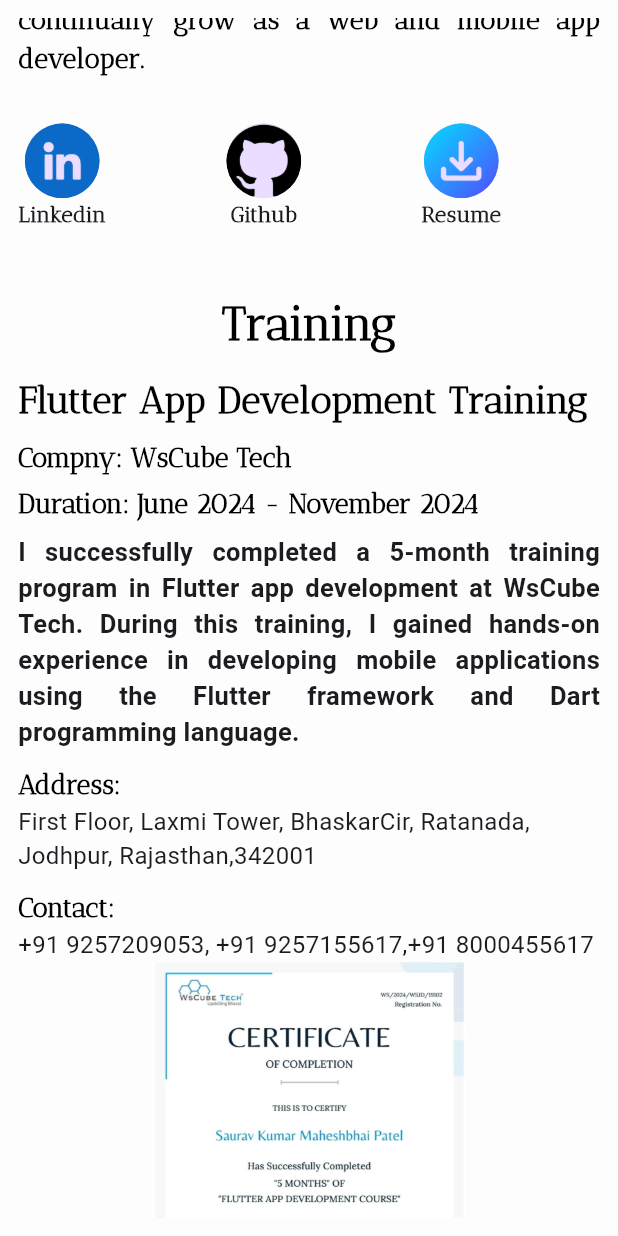
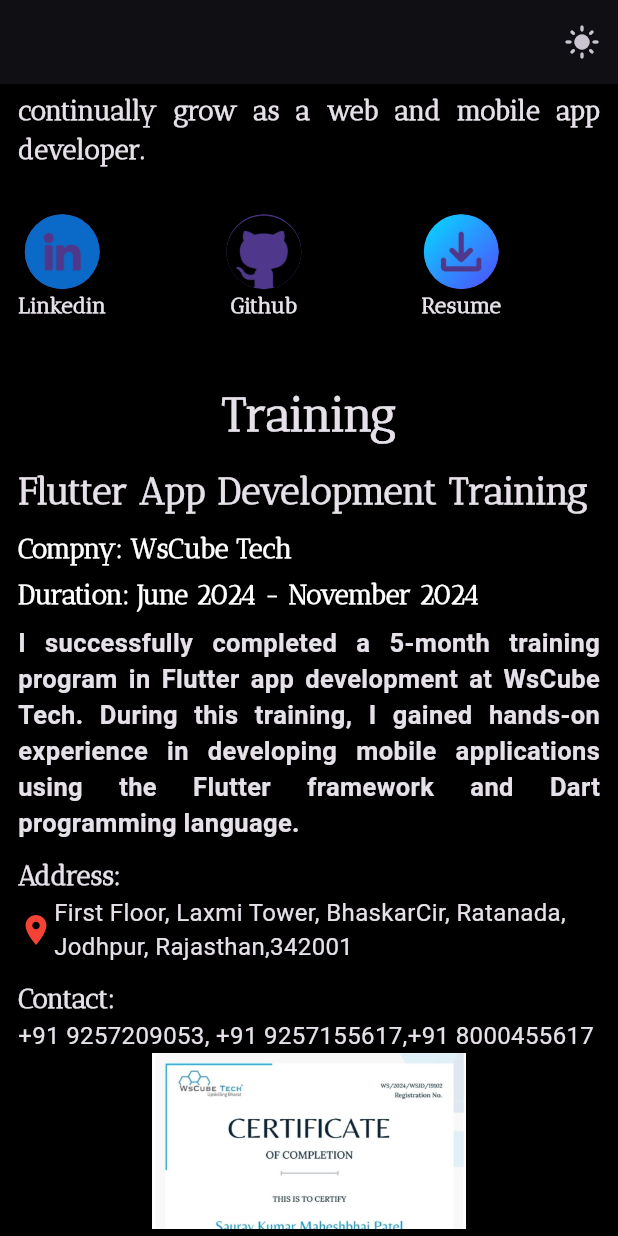
Before and after one commit to SauravPatel31/portfolio, a Flutter app: the HomePage screen opened directly, scrolled down 576 dp, after a tap on "Resume", on a phone screen of 412 x 824 dp. Run offline on Flutter 3.47's test engine with Material 3 defaults, Android fonts, the phone set to English and light mode, and no system bars; drawn by our look-alikes of animated_text_kit, avatar_glow, carousel_slider; our stand-ins replace percent_indicator, shared_preferences; missing offline and left inert: flutter_animated_button; accounts and stored records are empty; project files that could hold a hidden picture were left out.

Commit message:
theme manage and add footer

```diff
--- a/lib/home_page.dart
+++ b/lib/home_page.dart
@@ -1,16 +1,18 @@
 import 'package:carousel_slider/carousel_slider.dart';
 import 'package:flutter/material.dart';
+import 'package:portfolio/theme_provider.dart';
 
 import 'package:portfolio/utils/custome_widget.dart';
 import 'package:portfolio/utils/projects_page.dart';
 import 'package:portfolio/utils/styling.dart';
+import 'package:provider/provider.dart';
 
 class HomePage extends StatefulWidget {
   @override
-  _HomePageState createState() => _HomePageState();
+  HomePageState createState() =>HomePageState();
 }
 
-class _HomePageState extends State<HomePage> with SingleTickerProviderStateMixin {
+class HomePageState extends State<HomePage> with SingleTickerProviderStateMixin {
   late AnimationController _controller;
   late Animation<double> _fadeInAnimation;
 
@@ -36,14 +38,23 @@
 
   @override
   Widget build(BuildContext context) {
+    bool isValue =context.watch<ThemeProvider>().getThemeValue();
+    bool isDark =Theme.of(context).brightness==Brightness.dark;
     return Scaffold(
-        //backgroundColor:Colors.black,
-      backgroundColor: Color(0xffFDFDFD),
+      backgroundColor: isDark?Colors.black:Color(0xfff5f3f4),
+      appBar: AppBar(
+        backgroundColor: isDark?Colors.black:Color(0xfff5f3f4),
+        actions: [
+        IconButton(
+      tooltip: isValue?"Dark Mode":"Light Mode",
+          onPressed: ()async{
+            context.read<ThemeProvider>().changeThemeValue(newValue: isValue=!isValue);
+          }, icon: Icon(isDark? Icons.light_mode:Icons.dark_mode))
+        ],
+      ),
       body: MediaQuery.of(context).orientation == Orientation.landscape ? _buildLandscapeLayout() : _buildPortraitLayout(),
-
     );
   }
-
   /// Landscape layout
   Widget _buildLandscapeLayout() {
     return Padding(
@@ -61,7 +72,7 @@
                   /// Details
                   Expanded(
                     flex: 2,
-                    child: CustomeWidget().details(),
+                    child: CustomWidget().details(context),
                   ),
                   /// Profile image
                   Expanded(
@@ -97,24 +108,28 @@
                     autoPlay: true,
                     autoPlayInterval: const Duration(seconds: 3),
                   ),
-                  items: CustomeWidget().imageList,
+                  items: CustomWidget().imageList,
                 ),
               ),
               const SizedBox(width: 10),
               Expanded(
                 flex: 2,
-                child: CustomeWidget().trainingDetails(),
+                child: CustomWidget().trainingDetails(context),
               ),
             ],
           ),
           const SizedBox(height: 18),
           /// Skills Section
           _buildSectionHeader("Skills"),
-          CustomeWidget().skillsDetails(),
+          CustomWidget().skillsDetails(),
           const SizedBox(height: 18),
           /// Projects Section
           _buildSectionHeader("Projects"),
           ProjectCardWidget(context: context),
+          const SizedBox(height: 18),
+          _buildSectionHeader("Get In Touch"),
+          SizedBox(height: 10,),
+          CustomWidget().buildFooter()
         ],
       ),
     );
@@ -123,7 +138,7 @@
   /// Portrait Layout
   Widget _buildPortraitLayout() {
     return Padding(
-      padding: const EdgeInsets.symmetric(horizontal: 12, vertical: 12),
+      padding: const EdgeInsets.symmetric(horizontal: 12, vertical: 5),
       child: ListView(
         children: [
           /// Profile image
@@ -139,14 +154,14 @@
               ),
             ),
           ),
-          CustomeWidget().details(),
+          CustomWidget().details(context),
           const SizedBox(height: 40),
           /// Training Section
           _buildSectionHeader("Training"),
           const SizedBox(height: 10),
           Column(
             children: [
-              CustomeWidget().trainingDetails(),
+              CustomWidget().trainingDetails(context),
               CarouselSlider(
                 options: CarouselOptions(
                   height: 300,
@@ -154,24 +169,27 @@
                   autoPlay: true,
                   autoPlayInterval: const Duration(seconds: 3),
                 ),
-                items: CustomeWidget().imageList,
+                items: CustomWidget().imageList,
               ),
             ],
           ),
           const SizedBox(height: 18),
           /// Skills Section
           _buildSectionHeader("Skills"),
-          CustomeWidget().skillsDetails(),
+          CustomWidget().skillsDetails(),
           const SizedBox(height: 18),
           /// Projects Section
           _buildSectionHeader("Projects"),
           ProjectCardWidget(context: context),
+          const SizedBox(height: 18),
+          _buildSectionHeader("Get In Touch"),
+          SizedBox(height: 10,),
+          CustomWidget().buildFooter()
         ],
       ),
     );
   }
-
-  ///Animation
+  ///Title Animation
   Widget _buildSectionHeader(String title) {
     return SlideTransition(
       position: Tween<Offset>(
--- a/lib/main.dart
+++ b/lib/main.dart
@@ -1,21 +1,28 @@
 import 'package:flutter/material.dart';
-import 'package:get/get_navigation/src/root/get_material_app.dart';
-import 'package:portfolio/btn_page.dart';
+import 'package:portfolio/home_page.dart';
+import 'package:portfolio/theme_provider.dart';
+import 'package:provider/provider.dart';
 
 void main() {
-  runApp(const MyApp());
+  runApp( ChangeNotifierProvider(
+      create: (context) => ThemeProvider(),
+      child: MyApp()));
 }
 
 class MyApp extends StatelessWidget {
-  const MyApp({super.key});
-
   // This widget is the root of your application.
   @override
   Widget build(BuildContext context) {
-    return GetMaterialApp(
+    context.read<ThemeProvider>().getPrefValue();
+    return MaterialApp(
       debugShowCheckedModeBanner: false,
       title: 'Saurav Patel',
-      home: BtnPage(),
+      theme: ThemeData(
+        brightness: Brightness.light,
+      ),
+      darkTheme: ThemeData(brightness: Brightness.dark),
+      themeMode:  context.watch<ThemeProvider>().getThemeValue()?ThemeMode.light:ThemeMode.dark,
+      home: HomePage(),
     );
   }
 }
--- /dev/null
+++ b/lib/theme_provider.dart
@@ -0,0 +1,19 @@
+import 'package:flutter/cupertino.dart';
+import 'package:shared_preferences/shared_preferences.dart';
+
+class ThemeProvider extends ChangeNotifier {
+  bool _isDark = false;
+  Future<void> getPrefValue()async{
+    SharedPreferences pref =await SharedPreferences.getInstance();
+    pref.get("ThemeKey")??false;
+    notifyListeners();
+
+  }
+  Future<void> changeThemeValue({required bool newValue})async {
+    _isDark=newValue;
+    SharedPreferences prefs =await SharedPreferences.getInstance();
+    prefs.setBool("ThemeKey", newValue);
+    notifyListeners();
+  }
+   getThemeValue()=>_isDark;
+}
--- a/lib/utils/custome_widget.dart
+++ b/lib/utils/custome_widget.dart
@@ -3,10 +3,13 @@
 import 'package:flutter/material.dart';
 import 'package:flutter_animated_button/flutter_animated_button.dart';
 import 'package:percent_indicator/circular_percent_indicator.dart';
+
 import 'package:portfolio/utils/styling.dart';
+
 import 'package:url_launcher/url_launcher.dart';
 
-class CustomeWidget {
+class CustomWidget {
+
   void launchURL(String url)async{
     Uri uri = Uri.parse(url);
     if(await canLaunchUrl(uri)){
@@ -44,7 +47,7 @@
       'skillName':'Provider',
       'skillImg':'assets/icons/skill/provider.png',
       'skillPer':'72%',
-      'color':Colors.black
+      'color':Colors.black54
 
     },
     {
@@ -118,26 +121,24 @@
 
   ];
   ///name and designation and about me and social links..
-  Widget details(){
+  Widget details(context) {
     return Column(
       crossAxisAlignment: CrossAxisAlignment.start,
+      mainAxisAlignment: MainAxisAlignment.start,
       children: [
         ///name..
         SizedBox(
-            height: 70,
+            height: MediaQuery.of(context).size.height * 0.099,
             child: Row(
               children: [
                 Text("Hi,",style: TextStyle(fontSize: 35, fontWeight: FontWeight.bold,fontFamily: 'Mont'),),
-                AnimatedTextKit(
-                    isRepeatingAnimation: false,
-                    animatedTexts: [
-                      TyperAnimatedText('I’m Saurav Patel',speed: Duration(milliseconds: 200),textStyle:TextStyle(fontSize: 35, fontWeight: FontWeight.bold,fontFamily: "Antic"),curve: Curves.linear )
-                    ])
-                /*FittedBox(
-                    child: Text(
-                      "I’m Saurav Patel",
-                      style: TextStyle(fontSize: 35, fontWeight: FontWeight.bold),
-                    )),*/
+                Expanded(
+                  child: AnimatedTextKit(
+                      isRepeatingAnimation: false,
+                      animatedTexts: [
+                        TyperAnimatedText('I’m Saurav Patel',speed: Duration(milliseconds: 200),textStyle:TextStyle(fontSize: 35, fontWeight: FontWeight.bold,fontFamily: "Antic"),curve: Curves.linear )
+                      ]),
+                )
               ],
             )),
         ///designation..
@@ -157,20 +158,21 @@
         SingleChildScrollView(
           scrollDirection: Axis.horizontal,
           child: Row(
+            spacing: 80,
             mainAxisAlignment: MainAxisAlignment.center,
             children: [
               socialLinksBtn(socialImage: const AssetImage("assets/icons/linkedin-removebg-preview.png"), socialMediaName: "Linkedin",callback:(){
                 launchURL("https://www.linkedin.com/in/saurav-patel-783276294/");
               },),
-              const SizedBox(width: 80,),
+              //const SizedBox(width: 80,),
               socialLinksBtn(socialImage: const AssetImage("assets/icons/github-removebg-preview.png"), socialMediaName: "Github",callback: (){
                 launchURL("https://github.com/SauravPatel31");
                 print("Clicked on Github");
               }),
-              const SizedBox(width: 80,),
+             //            const SizedBox(width: 80,),
               socialLinksBtn(socialImage: const AssetImage("assets/icons/download-removebg-preview.png"), socialMediaName: "Resume",callback: (){
-                launchURL("https://drive.google.com/file/d/1sX0sL0qAx_QzQ-hb8zct8uzgQnBt0FPr/view?usp=drive_link");
-                print("Clicked on CV");
+                launchURL("https://drive.google.com/file/d/1LFKScG1_VqSfbXWyReSeh9A7iXrG2Jot/view?usp=drivesdk");
+               // print("Clicked on CV");
               }),
             ],
           ),
@@ -179,20 +181,23 @@
     );
   }
   ///my training details or experience..
-  Widget trainingDetails(){
+  Widget trainingDetails(context){
     return Column(
       crossAxisAlignment: CrossAxisAlignment.start,
       children: [
         Text("Flutter App Development Training",style: myTextStyle25(myFontweight: FontWeight.w900),),
         const SizedBox(height: 10,),
-        RichText(text: TextSpan(
+        RichText(
+            text: TextSpan(
+                style: TextStyle(color: Theme.of(context).brightness==Brightness.dark?Colors.white:Colors.black),
             children: [
-              TextSpan(text: "Compny: ",style:  myTextStyle18(myFontweight: FontWeight.bold)),
+              TextSpan(text: "Compny: ",style:  myTextStyle18(myFontweight: FontWeight.bold,)),
               TextSpan(text: "WsCube Tech",style: myTextStyle18(myFontweight: FontWeight.bold)),
             ]
         )),
         const SizedBox(height: 10,),
         RichText(text: TextSpan(
+          style: TextStyle(color: Theme.of(context).brightness==Brightness.dark?Colors.white:Colors.black),
             children: [
               TextSpan(text: "Duration: ",style: myTextStyle18(myFontweight: FontWeight.bold)),
               TextSpan(text: "June 2024 - November 2024",style: myTextStyle18(myFontweight: FontWeight.bold)),
@@ -202,7 +207,21 @@
         const Text("I successfully completed a 5-month training program in Flutter app development at WsCube Tech. During this training, I gained hands-on experience in developing mobile applications using the Flutter framework and Dart programming language.",textAlign: TextAlign.justify,style: TextStyle(fontSize: 17,fontWeight: FontWeight.bold),),
         const SizedBox(height: 10,),
         Text("Address: ",style: myTextStyle18(myFontweight: FontWeight.bold),),
-        const Text("First Floor, Laxmi Tower, BhaskarCir, Ratanada, Jodhpur, Rajasthan,342001",style: TextStyle(fontSize: 16,),),
+        InkWell(
+          mouseCursor:MouseCursor.uncontrolled,
+            onTap: (){
+              launchURL("https://www.google.com/maps/place/WsCube+Tech+-+Upskilling+Bharat/@26.2735497,73.0303207,102m/data=!3m2!1e3!5s0x39418c5b1e9925c9:0xcf84a8ec02f6bb28!4m14!1m7!3m6!1s0x39418c37b277d1c3:0x1412272be9646840!2sWsCube+Tech+-+Upskilling+Bharat!8m2!3d26.27359!4d73.030495!16s%2Fg%2F1tf9lnfx!3m5!1s0x39418c37b277d1c3:0x1412272be9646840!8m2!3d26.27359!4d73.030495!16s%2Fg%2F1tf9lnfx?entry=ttu&g_ep=EgoyMDI1MDEyMC4wIKXMDSoASAFQAw%3D%3D");
+            },
+            child:Row(
+              children: [
+                Icon(Icons.location_on,color: Colors.red,),
+                 Expanded(child: Text("First Floor, Laxmi Tower, BhaskarCir, Ratanada, Jodhpur, Rajasthan,342001",style: TextStyle(fontSize: 16,),))
+
+              ],
+            ),
+
+
+        ),
         const SizedBox(height: 10,),
         Text("Contact:",style: myTextStyle18(myFontweight: FontWeight.bold),),
         const Text("+91 9257209053, +91 9257155617,+91 8000455617 ",style: TextStyle(fontSize: 16,),),
@@ -284,7 +303,7 @@
                   isReverse: true,
 
                   transitionType: TransitionType.CENTER_ROUNDER,
-                  textStyle: myTextStyle15(myFontweight: FontWeight.bold,color: Colors.white),
+                  textStyle: myTextStyle15(myFontweight: FontWeight.bold),
                 ),
               )
 
@@ -318,5 +337,53 @@
     );
   }
 
+  /// Footer Widget
+  Widget buildFooter() {
+    return Column(
+      children: [
+        ListTile(
+          leading: const Icon(Icons.email),
+          title: const Text("sauravp3103@gmail.com"),
+          onTap: () async {
+            final Uri emailUri = Uri(
+              scheme: 'mailto',
+              path: 'sauravp3103@gmail.com',
+            );
+            if (await canLaunchUrl(emailUri)) {
+              await launchUrl(emailUri);
+            }
+          },
+        ),
+        ListTile(
+          leading: const Icon(Icons.phone),
+          title: const Text("+91 6351280218"),
+          onTap: () async {
+            final Uri phoneUri = Uri(
+              scheme: 'tel',
+              path: '+91 6351280218',
+            );
+            if (await canLaunchUrl(phoneUri)) {
+              await launchUrl(phoneUri);
+            }
+          },
+        ),
+        ListTile(
+          leading: const Icon(Icons.location_on),
+          title: const Text("Mahesana,Vadnagar,Gujarat, India"),
+          onTap: ()  {
+            launchURL("https://maps.app.goo.gl/5cSd5TKkmKJAhAq8A");
+          /*  final Uri addressUri = Uri(
+              scheme: 'geo',
+              path: 'https://maps.app.goo.gl/5cSd5TKkmKJAhAq8A',
+            );
+            if (await canLaunchUrl(addressUri)) {
+              await launchUrl(addressUri);
+            }*/
+          },
+        ),
+      ],
+    );
+  }
+
 
 }
--- a/lib/utils/styling.dart
+++ b/lib/utils/styling.dart
@@ -3,41 +3,37 @@
 import 'package:flutter/material.dart';
 
 ///TextStyling
-TextStyle myTextStyle12({FontWeight myFontweight = FontWeight.bold,Color color = Colors.black}){
+TextStyle myTextStyle12({FontWeight myFontweight = FontWeight.bold}){
   return TextStyle(
     fontSize: 12,
-    color: color,
     fontWeight: myFontweight,
   );
 }
-TextStyle myTextStyle15({FontWeight myFontweight = FontWeight.bold,Color color = Colors.black}){
+TextStyle myTextStyle15({FontWeight myFontweight = FontWeight.bold}){
   return TextStyle(
     fontSize: 15,
-    color: color,
-    fontWeight: myFontweight,
-    fontFamily: "Antic"
+      fontWeight: myFontweight,
+      fontFamily: "Antic"
   );
 }
-TextStyle myTextStyle18({FontWeight myFontweight = FontWeight.normal,Color color = Colors.black}){
+TextStyle myTextStyle18({FontWeight myFontweight = FontWeight.normal}){
   return TextStyle(
-    color: color,
       fontSize: 18,
       fontWeight: myFontweight,
       fontFamily: "Antic"
   );
 }
-TextStyle myTextStyle25({FontWeight myFontweight = FontWeight.normal,Color color = Colors.black}){
+TextStyle myTextStyle25({FontWeight myFontweight = FontWeight.normal}){
   return TextStyle(
-    color: color,
       fontSize: 25,
       fontWeight: myFontweight,
       fontFamily: "Antic"
   );
 }
-TextStyle myTextStyle28({FontWeight myFontweight = FontWeight.bold,Color color = Colors.black}){
+TextStyle myTextStyle28({FontWeight myFontweight = FontWeight.bold,}){
   return TextStyle(
       fontSize: 28,
-      color: color,
+
       fontWeight: myFontweight,
       fontFamily: "Antic"
   );
--- a/pubspec.yaml
+++ b/pubspec.yaml
@@ -35,7 +35,7 @@
   # The following adds the Cupertino Icons font to your application.
   # Use with the CupertinoIcons class for iOS style icons.
   cupertino_icons:
-  get: ^4.6.6
+  shared_preferences:
   carousel_slider:
   percent_indicator:
   url_launcher:
@@ -43,6 +43,7 @@
   animated_text_kit:
   avatar_glow:
   lottie:
+  provider: ^6.1.2
 
 dev_dependencies:
   flutter_test:
```
Also changed, not shown: lib/btn_page.dart (deleted, +0 -41 lines), lib/utils/projects_page.dart (+6 -11 lines), pubspec.lock, 4 other files.
